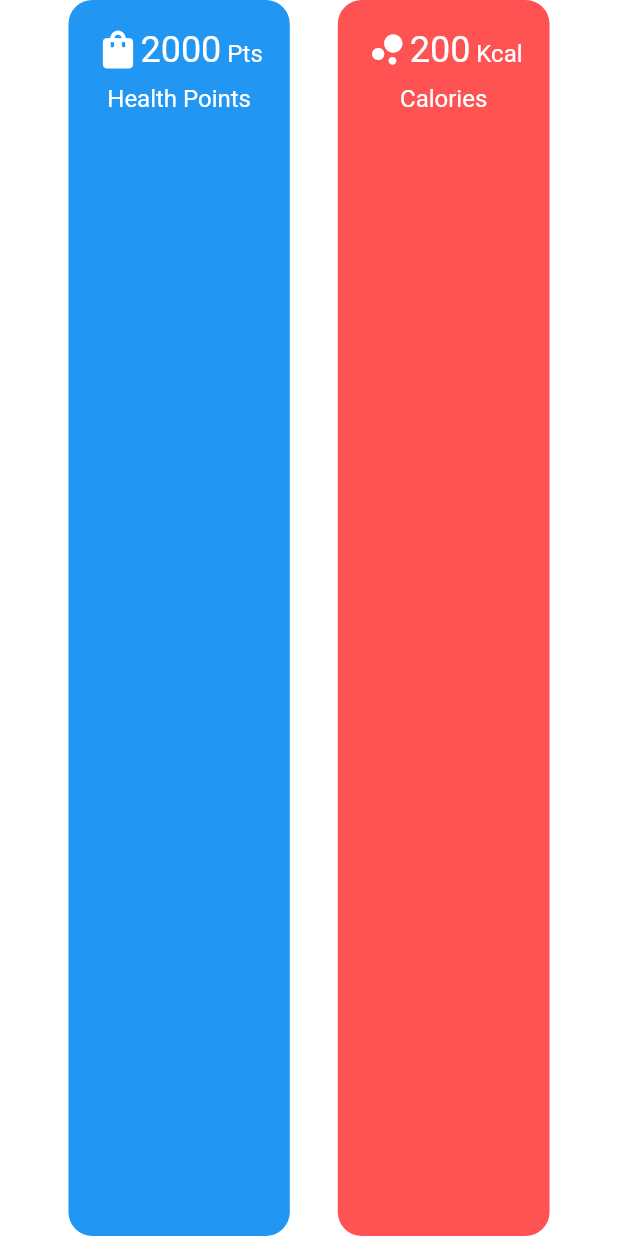
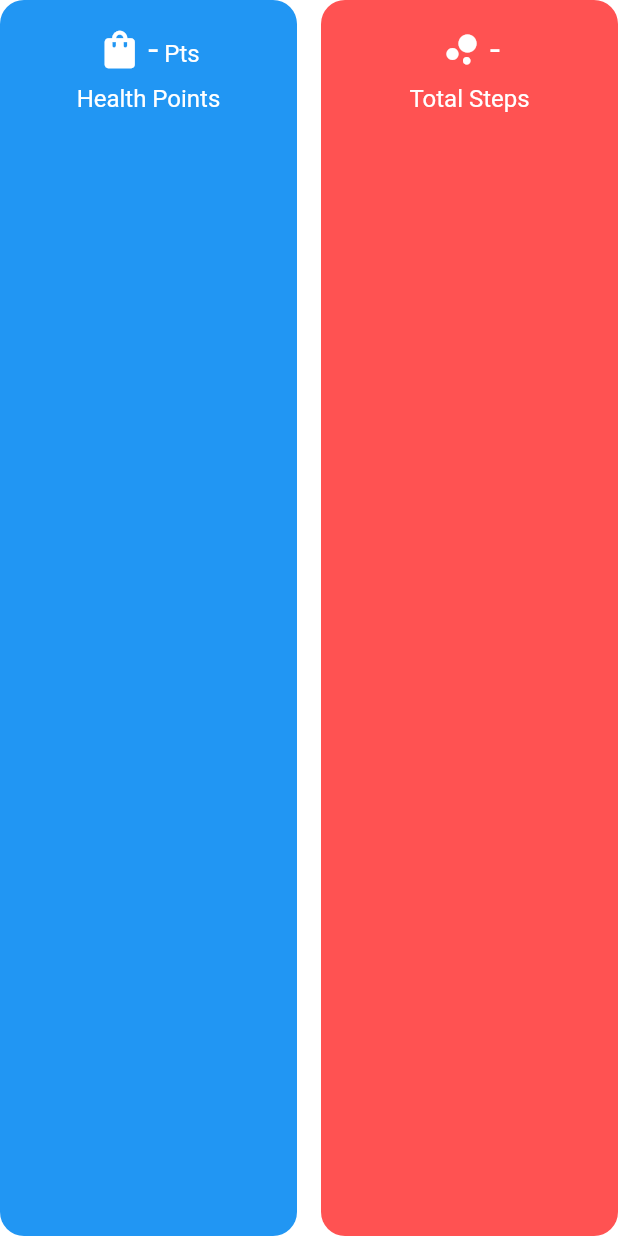
Before and after one commit to TarekAlabd/Flutter-Steps-Tracker, a Flutter app: the HealthPointsAndCalories widget shown alone on an empty page, opened directly, on a phone screen of 412 x 824 dp. Run offline on Flutter 3.47's test engine with Material 2 defaults, Android fonts, the phone set to English and light mode, and no system bars; our stand-ins replace bloc, cached_network_image, cloud_firestore, dartz, equatable, firebase_auth and 9 more; accounts and stored records are empty; network calls fail.

Commit message:
[FEATURE] add the daily steps and fetch the total steps and points

```diff
--- a/lib/features/bottom_navbar/data/repositories/bottom_navbar_repository_impl.dart
+++ b/lib/features/bottom_navbar/data/repositories/bottom_navbar_repository_impl.dart
@@ -2,6 +2,7 @@ import 'package:dartz/dartz.dart';
 import 'package:flutter_steps_tracker/core/data/data_sources/database.dart';
 import 'package:flutter_steps_tracker/core/data/error/exceptions/application_exception.dart';
 import 'package:flutter_steps_tracker/core/data/error/failures/application_failure.dart';
+import 'package:flutter_steps_tracker/core/data/models/steps_and_points_model.dart';
 import 'package:flutter_steps_tracker/core/data/models/user_model.dart';
 import 'package:flutter_steps_tracker/features/bottom_navbar/data/models/exchange_history_model.dart';
 import 'package:flutter_steps_tracker/features/bottom_navbar/data/models/reward_model.dart';
@@ -58,12 +59,29 @@ class BottomNavbarRepositoryImpl implements BottomNavbarRepository {
   Future<Either<Failure, bool>> setStepsAndPoints(int steps) async {
     try {
       final user = await _authLocalDataSource.currentUser();
+      var totalSteps = 0, totalHealthPoints = 0;
       int healthPoints = (steps ~/ 100) * 5;
+      await _database.setDailySteps(
+        StepsAndPointsModel(
+          id: documentIdForDailyUse(),
+          steps: steps,
+          points: healthPoints,
+        ),
+        user!.uid,
+      );
+      var dailyPointsList = await _database
+          .dailyPointsStream(user.uid, documentIdForDailyUse())
+          .first;
+      totalSteps += steps;
+      for (var e in dailyPointsList) {
+        totalSteps += e.steps;
+      }
+      totalHealthPoints = (totalSteps ~/ 100) * 5;
       final newUser = UserModel(
-        uid: user!.uid,
+        uid: user.uid,
         name: user.name,
-        totalSteps: steps,
-        healthPoints: healthPoints,
+        totalSteps: totalSteps,
+        healthPoints: totalHealthPoints,
       );
       await _database.setUserData(newUser);
       await _authLocalDataSource.persistAuth(newUser);
@@ -74,4 +92,16 @@ class BottomNavbarRepositoryImpl implements BottomNavbarRepository {
       );
     }
   }
+
+  @override
+  Future<Either<Failure, UserModel>> getUserData() async {
+    try {
+      final user = await _authLocalDataSource.currentUser();
+      return Right(user!);
+    } on ApplicationException catch (e) {
+      return Left(
+        firebaseExceptionsDecoder(e),
+      );
+    }
+  }
 }
--- a/lib/features/bottom_navbar/domain/repositories/bottom_navbar_repository.dart
+++ b/lib/features/bottom_navbar/domain/repositories/bottom_navbar_repository.dart
@@ -1,5 +1,6 @@
 import 'package:dartz/dartz.dart';
 import 'package:flutter_steps_tracker/core/data/error/failures/application_failure.dart';
+import 'package:flutter_steps_tracker/core/data/models/user_model.dart';
 import 'package:flutter_steps_tracker/features/bottom_navbar/data/models/exchange_history_model.dart';
 import 'package:flutter_steps_tracker/features/bottom_navbar/data/models/reward_model.dart';
 
@@ -12,5 +13,7 @@ abstract class BottomNavbarRepository {
   Future<Either<Failure, bool>> setExchangeHistory(
       ExchangeHistoryModel exchangeHistory);
 
-  Future<Either<Failure, bool>> setStepsAndPoints(int steps);
+  Future<Either<Failure, bool>> setStepsAndPoints(int stepsParams);
+
+  Future<Either<Failure, UserModel>> getUserData();
 }
--- /dev/null
+++ b/lib/features/bottom_navbar/domain/use_cases/get_user_data_use_case.dart
@@ -0,0 +1,18 @@
+import 'package:dartz/dartz.dart';
+import 'package:flutter_steps_tracker/core/data/error/failures/application_failure.dart';
+import 'package:flutter_steps_tracker/core/data/models/user_model.dart';
+import 'package:flutter_steps_tracker/core/domain/use_cases/use_case.dart';
+import 'package:flutter_steps_tracker/features/bottom_navbar/domain/repositories/bottom_navbar_repository.dart';
+import 'package:injectable/injectable.dart';
+
+@injectable
+class GetUserDataUseCase
+    extends UseCase<Future<Either<Failure, UserModel>>, NoParams> {
+  final BottomNavbarRepository _bottomNavbarRepository;
+
+  GetUserDataUseCase(this._bottomNavbarRepository);
+
+  @override
+  Future<Either<Failure, UserModel>> call(NoParams params) async =>
+      await _bottomNavbarRepository.getUserData();
+}
--- a/lib/features/bottom_navbar/presentation/manager/home/home_cubit.dart
+++ b/lib/features/bottom_navbar/presentation/manager/home/home_cubit.dart
@@ -1,7 +1,10 @@
 import 'package:flutter/foundation.dart';
 import 'package:flutter_bloc/flutter_bloc.dart';
 import 'package:flutter_steps_tracker/core/data/data_sources/database.dart';
+import 'package:flutter_steps_tracker/core/data/error/failures/firebase_auth_failure.dart';
+import 'package:flutter_steps_tracker/core/domain/use_cases/use_case.dart';
 import 'package:flutter_steps_tracker/features/bottom_navbar/data/models/exchange_history_model.dart';
+import 'package:flutter_steps_tracker/features/bottom_navbar/domain/use_cases/get_user_data_use_case.dart';
 import 'package:flutter_steps_tracker/features/bottom_navbar/domain/use_cases/set_exchange_history_use_case.dart';
 import 'package:flutter_steps_tracker/features/bottom_navbar/domain/use_cases/set_steps_and_points_use_case.dart';
 import 'package:flutter_steps_tracker/features/bottom_navbar/presentation/manager/home/home_state.dart';
@@ -13,15 +16,40 @@ import 'package:pedometer/pedometer.dart';
 class HomeCubit extends Cubit<HomeState> {
   final SetExchangeHistoryUseCase _setExchangeHistoryUseCase;
   final SetStepsAndPointsUseCase _setStepsAndPointsUseCase;
+  final GetUserDataUseCase _getUserDataUseCase;
   late Stream<StepCount> _stepCountStream;
   String _steps = '?';
 
   HomeCubit(
     this._setExchangeHistoryUseCase,
     this._setStepsAndPointsUseCase,
+    this._getUserDataUseCase,
   ) : super(
           const HomeState.initial(),
         );
+
+  Future<void> getUserData() async {
+    emit(const HomeState.stepsAndPointsLoading());
+    final result = await _getUserDataUseCase(NoParams());
+    emit(
+      result.fold(
+        (failure) {
+          if (failure is FirebaseAuthFailure) {
+            failure.maybeWhen(
+                orElse: () => const HomeState.stepsError(
+                    message: 'Something went wrong!'),
+                operationNotAllowed: (message) =>
+                    HomeState.stepsError(message: message));
+          }
+          return const HomeState.stepsError(message: 'Something went wrong!');
+        },
+        (userData) => HomeState.stepsAndPointsLoaded(
+          steps: userData.totalSteps,
+          healthPoints: userData.healthPoints,
+        ),
+      ),
+    );
+  }
 
   void initPlatformState() {
     emit(const HomeState.loading());
@@ -35,8 +63,11 @@ class HomeCubit extends Cubit<HomeState> {
     _steps = event.steps.toString();
     emit(HomeState.loaded(steps: _steps));
     await _setStepsAndPointsUseCase(event.steps);
-    debugPrint('Total Steps: ${event.steps}');
-    if ((oldSteps % 100) > (event.steps % 100)) {
+    await onFeedbackState(oldSteps, event.steps);
+  }
+
+  Future<void> onFeedbackState(int oldSteps, int newSteps) async {
+    if ((oldSteps % 100) > (newSteps % 100)) {
       emit(HomeState.feedbackGain(steps: _steps));
       await _setExchangeHistoryUseCase(
         ExchangeHistoryModel(
--- a/lib/features/bottom_navbar/presentation/manager/home/home_state.dart
+++ b/lib/features/bottom_navbar/presentation/manager/home/home_state.dart
@@ -8,6 +8,15 @@ abstract class HomeState with _$HomeState {
 
   const factory HomeState.loading() = Loading;
 
+  const factory HomeState.stepsAndPointsLoading() = StepsAndPointsLoading;
+
+  const factory HomeState.stepsAndPointsLoaded({
+    required int steps,
+    required int healthPoints,
+  }) = StepsAndPointsLoaded;
+
+  const factory HomeState.stepsError({required String message}) = StepsError;
+
   const factory HomeState.loaded({required String steps}) = Loaded;
 
   const factory HomeState.feedbackGain({required String steps}) = FeedbackGain;
--- a/lib/features/bottom_navbar/presentation/widgets/health_points_and_calories.dart
+++ b/lib/features/bottom_navbar/presentation/widgets/health_points_and_calories.dart
@@ -1,26 +1,69 @@
 import 'package:flutter/material.dart';
+import 'package:flutter_bloc/flutter_bloc.dart';
+import 'package:flutter_steps_tracker/di/injection_container.dart';
+import 'package:flutter_steps_tracker/features/bottom_navbar/presentation/manager/home/home_cubit.dart';
+import 'package:flutter_steps_tracker/features/bottom_navbar/presentation/manager/home/home_state.dart';
 import 'package:flutter_steps_tracker/features/bottom_navbar/presentation/widgets/health_points_and_calories_item.dart';
 
-class HealthPointsAndCalories extends StatelessWidget {
+class HealthPointsAndCalories extends StatefulWidget {
   const HealthPointsAndCalories({Key? key}) : super(key: key);
 
   @override
+  State<HealthPointsAndCalories> createState() =>
+      _HealthPointsAndCaloriesState();
+}
+
+class _HealthPointsAndCaloriesState extends State<HealthPointsAndCalories> {
+  late final HomeCubit _homeCubit;
+
+  @override
+  void initState() {
+    super.initState();
+    _homeCubit = getIt<HomeCubit>();
+    _homeCubit.getUserData();
+  }
+
+  @override
   Widget build(BuildContext context) {
+    return BlocBuilder<HomeCubit, HomeState>(
+      bloc: _homeCubit,
+      builder: (context, state) {
+        return state.maybeWhen(
+          stepsAndPointsLoading: () => _buildHealthRow(isLoading: true),
+          stepsAndPointsLoaded: (steps, healthPoints) => _buildHealthRow(
+            steps: steps,
+            healthPoints: healthPoints,
+          ),
+          orElse: () => _buildHealthRow(),
+        );
+      },
+    );
+  }
+
+  Widget _buildHealthRow({
+    bool isLoading = false,
+    int steps = 0,
+    int healthPoints = 0,
+  }) {
     return Row(
       mainAxisAlignment: MainAxisAlignment.center,
-      children: const [
-        HealthPointsAndCaloriesItem(
-          mainTitle: 'Health Points',
-          number: 2000,
-          iconData: Icons.shopping_bag,
-          unit: 'Pts',
+      children: [
+        Expanded(
+          child: HealthPointsAndCaloriesItem(
+            mainTitle: 'Health Points',
+            number: isLoading ? '-' : healthPoints.toString(),
+            iconData: Icons.shopping_bag,
+            unit: 'Pts',
+          ),
         ),
-        SizedBox(width: 32.0),
-        HealthPointsAndCaloriesItem(
-          mainTitle: 'Calories',
-          number: 200,
-          iconData: Icons.bubble_chart_rounded,
-          color: Colors.redAccent,
+        const SizedBox(width: 16.0),
+        Expanded(
+          child: HealthPointsAndCaloriesItem(
+            mainTitle: 'Total Steps',
+            number: isLoading ? '-' : steps.toString(),
+            iconData: Icons.bubble_chart_rounded,
+            color: Colors.redAccent,
+          ),
         ),
       ],
     );
--- a/lib/features/bottom_navbar/presentation/widgets/health_points_and_calories_item.dart
+++ b/lib/features/bottom_navbar/presentation/widgets/health_points_and_calories_item.dart
@@ -4,17 +4,17 @@ class HealthPointsAndCaloriesItem extends StatelessWidget {
   final Color color;
   final String mainTitle;
   final IconData iconData;
-  final int number;
+  final String number;
   final String unit;
 
-  const HealthPointsAndCaloriesItem(
-      {Key? key,
+  const HealthPointsAndCaloriesItem({
+    Key? key,
     this.color = Colors.blue,
     required this.mainTitle,
     required this.iconData,
-      this.number = 0,
-      this.unit = 'Kcal'})
-      : super(key: key);
+    this.number = '-',
+    this.unit = '',
+  }) : super(key: key);
 
   @override
   Widget build(BuildContext context) {
@@ -26,13 +26,16 @@ class HealthPointsAndCaloriesItem extends StatelessWidget {
       child: Padding(
         padding: const EdgeInsets.all(18.0),
         child: Column(
+          crossAxisAlignment: CrossAxisAlignment.center,
           children: [
             Row(
+              mainAxisAlignment: MainAxisAlignment.center,
               children: [
                 Icon(
                   iconData,
                   size: 30,
                 ),
+                const SizedBox(width: 4.0),
                 Text.rich(
                   TextSpan(
                     children: [
@@ -42,9 +45,11 @@ class HealthPointsAndCaloriesItem extends StatelessWidget {
                               color: Colors.white,
                             ),
                       ),
+                      if (unit.isNotEmpty)
                         TextSpan(
                           text: ' $unit',
-                        style: Theme.of(context).textTheme.subtitle1!.copyWith(
+                          style:
+                              Theme.of(context).textTheme.subtitle1!.copyWith(
                                     color: Colors.white,
                                   ),
                         ),
--- a/lib/main.dart
+++ b/lib/main.dart
@@ -7,6 +7,9 @@ import 'package:flutter_steps_tracker/utilities/locale/cubit/locale_cubit.dart';
 import 'package:flutter_steps_tracker/utilities/routes/router.dart';
 import 'package:flutter_steps_tracker/utilities/routes/routes.dart';
 import 'package:flutter_steps_tracker/utilities/theme_data.dart';
+
+// TODO: It's not good to do many workarounds as I did in this project
+// but I had to do that because currently, I don't have server-side service
 
 Future<void> main() async {
   await _initialize();
--- a/lib/utilities/constants/api_path.dart
+++ b/lib/utilities/constants/api_path.dart
@@ -1,5 +1,11 @@
 class APIPath {
   static String user(String uid) => 'users/$uid';
+
+  static String setDailyStepsAndPoints(String uid, String id) =>
+      'users/$uid/dailyPoints/$id';
+
+  static String dailyStepsAndPointsStream(String uid) =>
+      'users/$uid/dailyPoints/';
 
   static String rewards() => 'rewards/';
 
```
Also changed, not shown: lib/core/data/data_sources/database.dart (+43 -7 lines), lib/core/data/models/steps_and_points_model.dart (added, +30 -0 lines), lib/features/bottom_navbar/presentation/pages/home_page.dart (+12 -23 lines), lib/features/bottom_navbar/presentation/widgets/get_radial_gauge.dart (+2 -7 lines), lib/di/injection_container.config.dart, lib/features/bottom_navbar/presentation/manager/home/home_state.freezed.dart. Lines whose indentation alone changed are shown as unchanged.
